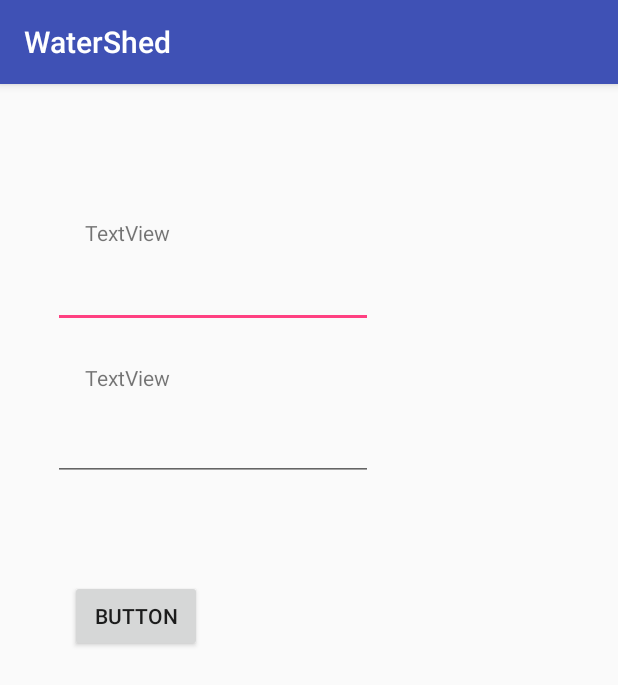
After one commit to goh31/WaterShed, an Android app: the RegistrationActivity screen opened directly, with no data from a screen before it, on a phone screen of 412 x 824 dp. The commit adds this screen. Shown: the top 685 px of the screen. Run offline under Robolectric (Android 15) with nearby library versions, the phone set to English and light mode, and no system bars.

Commit message:
Registration Acttivity

```diff
--- a/app/src/main/AndroidManifest.xml
+++ b/app/src/main/AndroidManifest.xml
@@ -14,16 +14,18 @@
         android:supportsRtl="true"
         android:theme="@style/AppTheme">
         <activity
-            android:name=".LoginActivity"
+            android:name=".controller.LoginActivity"
             android:label="@string/title_activity_login">
             <intent-filter>
                 <action android:name="android.intent.action.MAIN" />
+
                 <category android:name="android.intent.category.LAUNCHER" />
             </intent-filter>
         </activity>
-        <activity android:name=".NextActivity"
-            android:label="Next Activity"></activity>
-
+        <activity
+            android:name=".controller.NextActivity"
+            android:label="Next Activity" />
+        <activity android:name=".controller.RegistrationActivity"></activity>
     </application>
 
 </manifest>
--- a/app/src/main/java/com/example/haidangdam/watershed/LoginActivity.java
+++ b/app/src/main/java/com/example/haidangdam/watershed/controller/LoginActivity.java
@@ -1,4 +1,4 @@
-package com.example.haidangdam.watershed;
+package com.example.haidangdam.watershed.controller;
 
 import android.content.Context;
 import android.content.Intent;
@@ -8,6 +8,8 @@ import android.view.View;
 import android.widget.Button;
 import android.widget.EditText;
 import android.widget.Toast;
+
+import com.example.haidangdam.watershed.R;
 
 
 /**
--- a/app/src/main/java/com/example/haidangdam/watershed/NextActivity.java
+++ b/app/src/main/java/com/example/haidangdam/watershed/controller/NextActivity.java
@@ -1,10 +1,12 @@
-package com.example.haidangdam.watershed;
+package com.example.haidangdam.watershed.controller;
 
 import android.app.Activity;
 import android.content.Intent;
 import android.os.Bundle;
 import android.view.View;
 import android.widget.Button;
+
+import com.example.haidangdam.watershed.R;
 
 /**
  * Created by haidangdam on 2/11/17.
--- /dev/null
+++ b/app/src/main/java/com/example/haidangdam/watershed/controller/RegistrationActivity.java
@@ -0,0 +1,20 @@
+package com.example.haidangdam.watershed.controller;
+
+import android.os.Bundle;
+import android.support.v7.app.AppCompatActivity;
+import android.widget.EditText;
+
+import com.example.haidangdam.watershed.R;
+
+public class RegistrationActivity extends AppCompatActivity {
+    EditText emailEditText;
+    EditText passwordEditText;
+    @Override
+    protected void onCreate(Bundle savedInstanceState) {
+        super.onCreate(savedInstanceState);
+        setContentView(R.layout.activity_registration);
+        emailEditText = (EditText) findViewById(R.id.email_edit_text_registration);
+        passwordEditText = (EditText) findViewById(R.id.password_edit_text_registration);
+
+    }
+}
--- a/app/src/main/res/layout/activity_login.xml
+++ b/app/src/main/res/layout/activity_login.xml
@@ -8,7 +8,7 @@
     android:paddingLeft="@dimen/activity_horizontal_margin"
     android:paddingRight="@dimen/activity_horizontal_margin"
     android:paddingTop="@dimen/activity_vertical_margin"
-    tools:context="com.example.haidangdam.watershed.LoginActivity">
+    tools:context="com.example.haidangdam.watershed.controller.LoginActivity">
 
     <!-- Login progress -->
     <ScrollView
--- /dev/null
+++ b/app/src/main/res/layout/activity_registration.xml
@@ -0,0 +1,74 @@
+<?xml version="1.0" encoding="utf-8"?>
+<RelativeLayout xmlns:android="http://schemas.android.com/apk/res/android"
+    xmlns:tools="http://schemas.android.com/tools"
+    android:id="@+id/activity_registration2"
+    android:layout_width="match_parent"
+    android:layout_height="match_parent"
+    android:paddingBottom="@dimen/activity_vertical_margin"
+    android:paddingLeft="@dimen/activity_horizontal_margin"
+    android:paddingRight="@dimen/activity_horizontal_margin"
+    android:paddingTop="@dimen/activity_vertical_margin"
+    tools:context="com.example.haidangdam.watershed.controller.RegistrationActivity">
+
+    <EditText
+        android:layout_width="wrap_content"
+        android:layout_height="wrap_content"
+        android:inputType="textEmailAddress"
+        android:ems="10"
+        android:id="@+id/email_edit_text_registration"
+        android:contentDescription="Email"
+        android:layout_marginTop="101dp"
+        android:layout_alignParentTop="true"
+        android:layout_alignLeft="@+id/password_edit_text_registration"
+        android:layout_alignStart="@+id/password_edit_text_registration" />
+
+    <TextView
+        android:text="TextView"
+        android:layout_width="wrap_content"
+        android:layout_height="wrap_content"
+        android:id="@+id/password_text_view"
+        tools:text="@string/password_text_field"
+        android:layout_below="@+id/username_text_view"
+        android:layout_alignRight="@+id/username_text_view"
+        android:layout_alignEnd="@+id/username_text_view"
+        android:layout_marginTop="23dp" />
+
+    <TextView
+        android:text="TextView"
+        android:layout_width="wrap_content"
+        android:layout_height="wrap_content"
+        android:id="@+id/username_text_view"
+        tools:text="@string/user_name_text_field"
+        android:layout_marginBottom="54dp"
+        android:layout_marginLeft="10dp"
+        android:layout_marginStart="10dp"
+        android:layout_alignBottom="@+id/email_edit_text_registration"
+        android:layout_alignLeft="@+id/button"
+        android:layout_alignStart="@+id/button" />
+
+    <EditText
+        android:layout_width="wrap_content"
+        android:layout_height="wrap_content"
+        android:inputType="textPassword"
+        android:ems="10"
+        android:id="@+id/password_edit_text_registration"
+        android:contentDescription="password"
+        android:layout_marginLeft="19dp"
+        android:layout_marginStart="19dp"
+        android:layout_marginTop="14dp"
+        android:layout_below="@+id/password_text_view"
+        android:layout_alignParentLeft="true"
+        android:layout_alignParentStart="true" />
+
+    <Button
+        android:text="Button"
+        android:layout_width="wrap_content"
+        android:layout_height="wrap_content"
+        android:layout_marginLeft="11dp"
+        android:layout_marginStart="11dp"
+        android:layout_marginTop="66dp"
+        android:id="@+id/button"
+        android:layout_below="@+id/password_edit_text_registration"
+        android:layout_alignLeft="@+id/password_edit_text_registration"
+        android:layout_alignStart="@+id/password_edit_text_registration" />
+</RelativeLayout>
--- /dev/null
+++ b/app/src/main/res/values-v21/styles.xml
@@ -0,0 +1,9 @@
+<resources>
+
+    <style name="AppTheme.NoActionBar">
+        <item name="windowActionBar">false</item>
+        <item name="windowNoTitle">true</item>
+        <item name="android:windowDrawsSystemBarBackgrounds">true</item>
+        <item name="android:statusBarColor">@android:color/transparent</item>
+    </style>
+</resources>
--- /dev/null
+++ b/app/src/main/res/values-w820dp/dimens.xml
@@ -0,0 +1,6 @@
+<resources>
+    <!-- Example customization of dimensions originally defined in res/values/dimens.xml
+         (such as screen margins) for screens with more than 820dp of available width. This
+         would include 7" and 10" devices in landscape (~960dp and ~1280dp respectively). -->
+    <dimen name="activity_horizontal_margin">64dp</dimen>
+</resources>
--- a/app/src/main/res/values/dimens.xml
+++ b/app/src/main/res/values/dimens.xml
@@ -2,4 +2,5 @@
     <!-- Default screen margins, per the Android Design guidelines. -->
     <dimen name="activity_horizontal_margin">16dp</dimen>
     <dimen name="activity_vertical_margin">16dp</dimen>
+    <dimen name="fab_margin">16dp</dimen>
 </resources>
--- a/app/src/main/res/values/strings.xml
+++ b/app/src/main/res/values/strings.xml
@@ -15,4 +15,8 @@
         completions."
     </string>
     <string name="action_string_registration"> "Register new account"</string>
+    <string name="title_activity_registration">RegistrationActivity</string>
+    <string name="user_name_text_field">Username</string>
+    <string name="password_text_field">Password</string>
+    <string name="email_text_field">Email</string>
 </resources>
--- a/app/src/main/res/values/styles.xml
+++ b/app/src/main/res/values/styles.xml
@@ -8,4 +8,13 @@
         <item name="colorAccent">@color/colorAccent</item>
     </style>
 
+    <style name="AppTheme.NoActionBar">
+        <item name="windowActionBar">false</item>
+        <item name="windowNoTitle">true</item>
+    </style>
+
+    <style name="AppTheme.AppBarOverlay" parent="ThemeOverlay.AppCompat.Dark.ActionBar" />
+
+    <style name="AppTheme.PopupOverlay" parent="ThemeOverlay.AppCompat.Light" />
+
 </resources>
```
